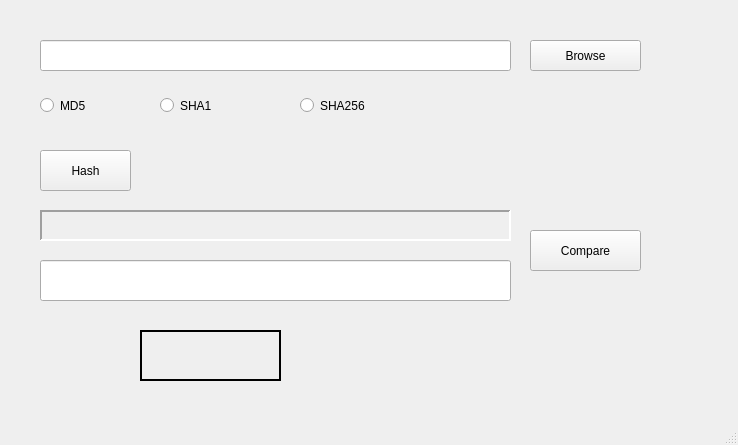
Old version of the form hasher.ui in the repository rikeijin/hasher.
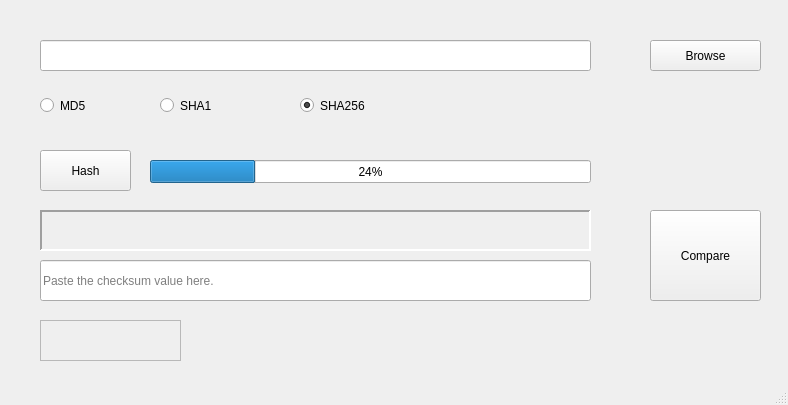
New version of the form.

Commit message: Match function implemented

The edit to the form file:
```diff
--- a/hasher.ui
+++ b/hasher.ui
@@ -6,8 +6,8 @@
    <rect>
     <x>0</x>
     <y>0</y>
-    <width>738</width>
-    <height>445</height>
+    <width>788</width>
+    <height>405</height>
    </rect>
   </property>
   <property name="windowTitle">
@@ -20,7 +20,7 @@
    <widget class="QToolButton" name="browse">
     <property name="geometry">
      <rect>
-      <x>530</x>
+      <x>650</x>
       <y>40</y>
       <width>111</width>
       <height>31</height>
@@ -48,7 +48,7 @@
      <rect>
       <x>40</x>
       <y>40</y>
-      <width>471</width>
+      <width>551</width>
       <height>31</height>
      </rect>
     </property>
@@ -78,6 +78,9 @@
     <property name="text">
      <string>SHA256</string>
     </property>
+    <property name="checked">
+     <bool>true</bool>
+    </property>
    </widget>
    <widget class="QPushButton" name="hash">
     <property name="geometry">
@@ -97,8 +100,8 @@
      <rect>
       <x>40</x>
       <y>210</y>
-      <width>471</width>
-      <height>31</height>
+      <width>551</width>
+      <height>41</height>
      </rect>
     </property>
     <property name="font">
@@ -130,18 +133,24 @@
      <rect>
       <x>40</x>
       <y>260</y>
-      <width>471</width>
+      <width>551</width>
       <height>41</height>
      </rect>
     </property>
+    <property name="text">
+     <string/>
+    </property>
+    <property name="placeholderText">
+     <string>Paste the checksum value here.</string>
+    </property>
    </widget>
    <widget class="QPushButton" name="compare">
     <property name="geometry">
      <rect>
-      <x>530</x>
-      <y>230</y>
+      <x>650</x>
+      <y>210</y>
       <width>111</width>
-      <height>41</height>
+      <height>91</height>
      </rect>
     </property>
     <property name="text">
@@ -151,10 +160,10 @@
    <widget class="QLabel" name="match_label">
     <property name="geometry">
      <rect>
-      <x>140</x>
-      <y>330</y>
+      <x>40</x>
+      <y>320</y>
       <width>141</width>
-      <height>51</height>
+      <height>41</height>
      </rect>
     </property>
     <property name="font">
@@ -166,7 +175,10 @@
      </font>
     </property>
     <property name="frameShape">
-     <enum>QFrame::Box</enum>
+     <enum>QFrame::StyledPanel</enum>
+    </property>
+    <property name="frameShadow">
+     <enum>QFrame::Raised</enum>
     </property>
     <property name="lineWidth">
      <number>2</number>
@@ -175,6 +187,19 @@
      <string/>
     </property>
    </widget>
+   <widget class="QProgressBar" name="progressBar">
+    <property name="geometry">
+     <rect>
+      <x>150</x>
+      <y>160</y>
+      <width>441</width>
+      <height>23</height>
+     </rect>
+    </property>
+    <property name="value">
+     <number>24</number>
+    </property>
+   </widget>
   </widget>
   <widget class="QMenuBar" name="menubar">
    <property name="geometry">
```
Left out of the diff: 9 changed lines with no effect on the pictures.
